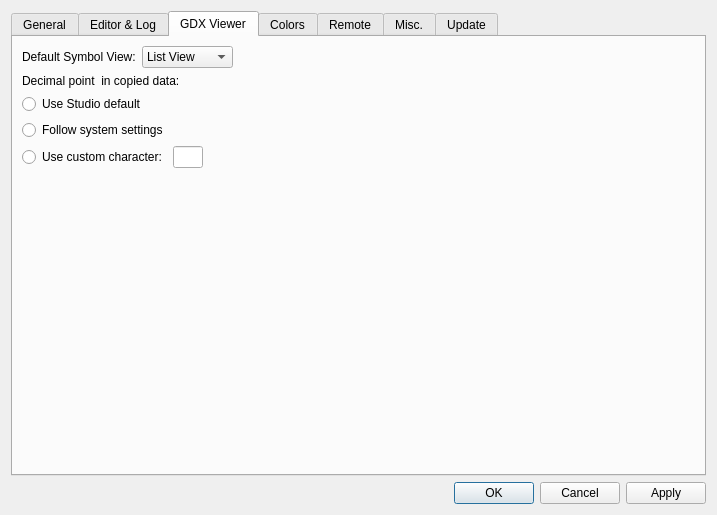
Qt form src/settingsdialog.ui (GAMS-dev/studio) before a commit.
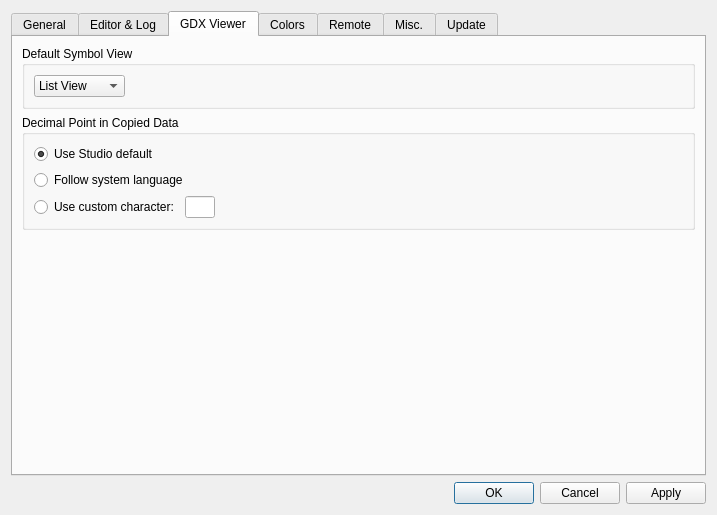
The same form after that commit. Icons and pictures are not drawn.

Commit message: Improve GDX Viewer settings page

Patch:
```diff
--- a/src/settingsdialog.ui
+++ b/src/settingsdialog.ui
@@ -577,16 +577,15 @@
       <attribute name="title">
        <string>GDX Viewer</string>
       </attribute>
+      <layout class="QVBoxLayout" name="verticalLayout_8">
+       <item>
+        <widget class="QGroupBox" name="groupBox_5">
+         <property name="title">
+          <string>Default Symbol View</string>
+         </property>
       <layout class="QVBoxLayout" name="verticalLayout_7">
        <item>
         <layout class="QHBoxLayout" name="horizontalLayout">
-         <item>
-          <widget class="QLabel" name="label_5">
-           <property name="text">
-            <string>Default Symbol View:</string>
-           </property>
-          </widget>
-         </item>
          <item>
           <widget class="QComboBox" name="cb_gdxDefaultSymbolView">
            <item>
@@ -616,26 +615,29 @@
          </item>
         </layout>
        </item>
+         </layout>
+        </widget>
+       </item>
        <item>
+        <widget class="QGroupBox" name="groupBox_6">
+         <property name="title">
+          <string>Decimal Point in Copied Data</string>
+         </property>
         <layout class="QVBoxLayout" name="verticalLayout_6">
-         <item>
-          <widget class="QLabel" name="label_11">
-           <property name="text">
-            <string>Decimal point  in copied data:</string>
-           </property>
-          </widget>
-         </item>
          <item>
           <widget class="QRadioButton" name="rb_decSepStudio">
            <property name="text">
             <string>Use Studio default</string>
            </property>
+            <property name="checked">
+             <bool>true</bool>
+            </property>
           </widget>
          </item>
          <item>
           <widget class="QRadioButton" name="rb_decSepLocale">
            <property name="text">
-            <string>Follow system settings</string>
+             <string>Follow system language</string>
            </property>
           </widget>
          </item>
@@ -683,6 +685,7 @@
           </layout>
          </item>
         </layout>
+        </widget>
        </item>
        <item>
         <spacer name="verticalSpacer_4">
@@ -692,7 +695,7 @@
          <property name="sizeHint" stdset="0">
           <size>
            <width>20</width>
-           <height>298</height>
+           <height>253</height>
           </size>
          </property>
         </spacer>
```
Lines whose indentation alone changed are shown as unchanged.
